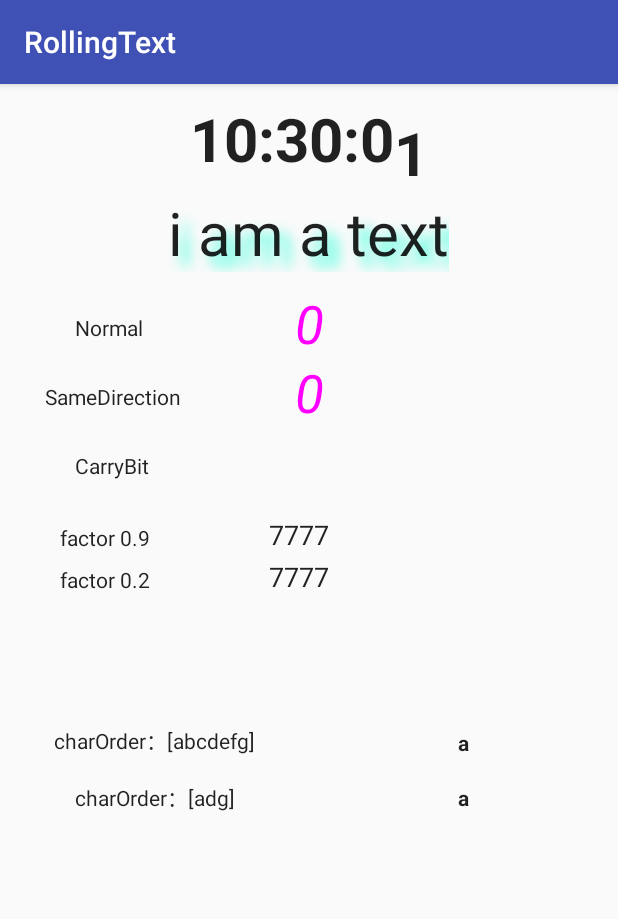
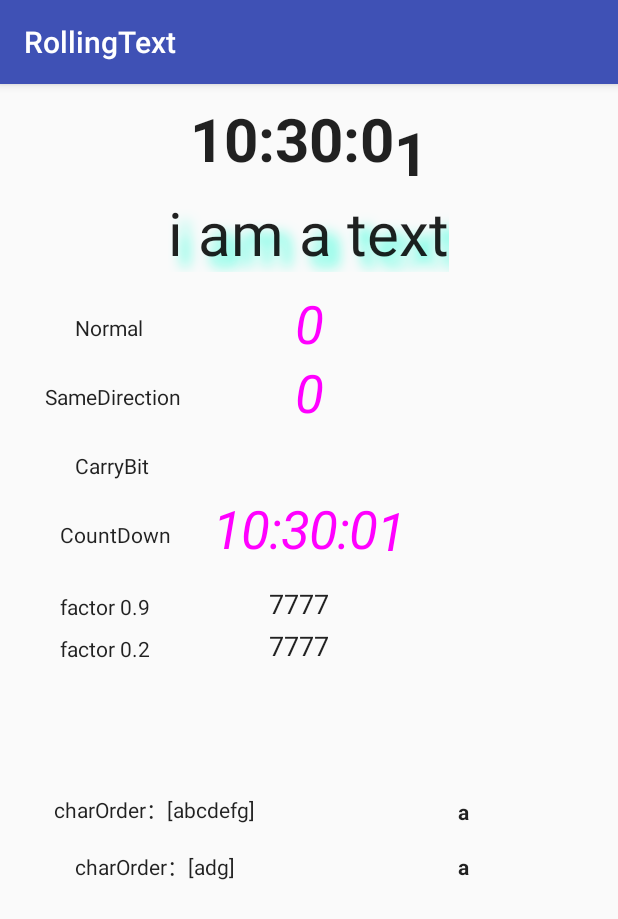
Before and after one commit to YvesCheung/RollingText, an Android app: the screen it shows after launch (MainActivity), on a phone screen of 412 x 824 dp. Shown: the top 919 px of the screen. Run offline under Robolectric (Android 15) with nearby library versions, the phone set to English and light mode, and no system bars; 19 statements that could not run were skipped.

Commit message:
Add TimeCountDownStrategy & demo

```diff
--- a/app/src/main/java/com/yy/mobile/rollingtext/MainActivity.java
+++ b/app/src/main/java/com/yy/mobile/rollingtext/MainActivity.java
@@ -18,6 +18,7 @@ import java.text.SimpleDateFormat;
 import java.util.Arrays;
 import java.util.Date;
 import java.util.List;
+import java.util.Locale;
 
 public class MainActivity extends AppCompatActivity {
 
@@ -67,6 +68,22 @@ public class MainActivity extends AppCompatActivity {
                 handler.postDelayed(this, 3000L);
             }
         }, 2000L);
+
+        final RollingTextView countDown = findViewById(R.id.rollingTextView4);
+        countDown.addCharOrder(CharOrder.Number);
+        countDown.addCharOrder(":");
+        countDown.setAnimationDuration(500L);
+        countDown.setAnimationInterpolator(new AccelerateDecelerateInterpolator());
+        countDown.setCharStrategy(Strategy.TimeCountDownAnimation(Direction.SCROLL_DOWN));
+        handler.post(new Runnable() {
+            @Override
+            public void run() {
+                Date date = new Date();
+                date.setTime(System.currentTimeMillis());
+                countDown.setText(new SimpleDateFormat("HH:mm:ss", Locale.getDefault()).format(date));
+                handler.postDelayed(this, 1000L);
+            }
+        });
 
         final RollingTextView stickyText = findViewById(R.id.stickyText);
         stickyText.setAnimationDuration(3000L);
--- a/app/src/main/res/layout/activity_main.xml
+++ b/app/src/main/res/layout/activity_main.xml
@@ -103,11 +103,35 @@
         android:text="CarryBit"
         android:textSize="14sp" />
 
+    <com.yy.mobile.rollingtextview.RollingTextView
+        android:id="@+id/rollingTextView4"
+        android:layout_width="wrap_content"
+        android:layout_height="wrap_content"
+        android:layout_below="@+id/rollingTextView3"
+        android:layout_centerHorizontal="true"
+        android:gravity="center"
+        android:text="0"
+        android:textColor="#ffff00ff"
+        android:textSize="35sp"
+        android:textStyle="italic" />
+
+    <com.yy.mobile.rollingtextview.RollingTextView
+        android:layout_width="wrap_content"
+        android:layout_height="wrap_content"
+        android:layout_alignBottom="@+id/rollingTextView4"
+        android:layout_alignParentLeft="true"
+        android:layout_marginLeft="40dp"
+        android:layout_toLeftOf="@+id/rollingTextView4"
+        android:gravity="start|center_vertical"
+        android:padding="10dp"
+        android:text="CountDown"
+        android:textSize="14sp" />
+
     <RelativeLayout
         android:id="@+id/stickyLayout"
         android:layout_width="match_parent"
         android:layout_height="wrap_content"
-        android:layout_below="@id/rollingTextView3"
+        android:layout_below="@id/rollingTextView4"
         android:layout_marginTop="10dp">
 
         <com.yy.mobile.rollingtextview.RollingTextView
--- a/rollingtextview/src/main/java/com/yy/mobile/rollingtextview/strategy/Strategy.kt
+++ b/rollingtextview/src/main/java/com/yy/mobile/rollingtextview/strategy/Strategy.kt
@@ -69,4 +69,13 @@ object Strategy {
     @JvmStatic
     fun StickyAnimation(factor: Double): CharOrderStrategy =
             StickyStrategy(factor)
+
+    /**
+     * 倒计时动画:
+     * 保持相同顺序
+     *
+     * the animation use for count down, all the character are same direction
+     */
+    @JvmStatic
+    fun TimeCountDownAnimation(direction: Direction): CharOrderStrategy = TimeCountDownStrategy(direction)
 }
--- /dev/null
+++ b/rollingtextview/src/main/java/com/yy/mobile/rollingtextview/strategy/TimeCountDownStrategy.kt
@@ -0,0 +1,21 @@
+package com.yy.mobile.rollingtextview.strategy
+
+/**
+ * Created by qiu on 2018/10/10.
+ * E-mail: jianqiu.sysu@gmail.com
+ * YY: 909017428
+ */
+open class TimeCountDownStrategy(private val direction: Direction) : SimpleCharOrderStrategy() {
+
+    override fun findCharOrder(
+            sourceChar: Char,
+            targetChar: Char,
+            index: Int,
+            order: Iterable<Char>?): Pair<List<Char>, Direction> {
+
+        return if (sourceChar == targetChar) {
+            listOf(targetChar) to direction
+
+        } else listOf(sourceChar, targetChar) to direction
+    }
+}
```
